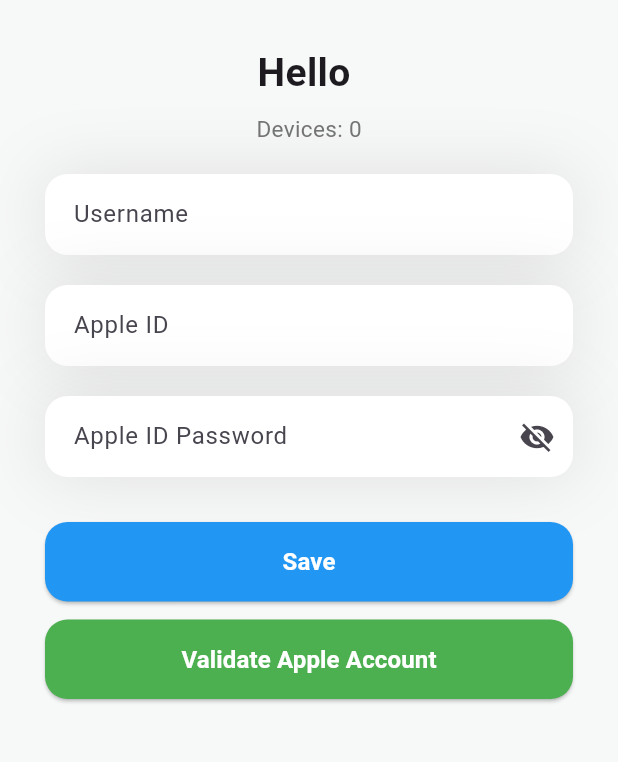
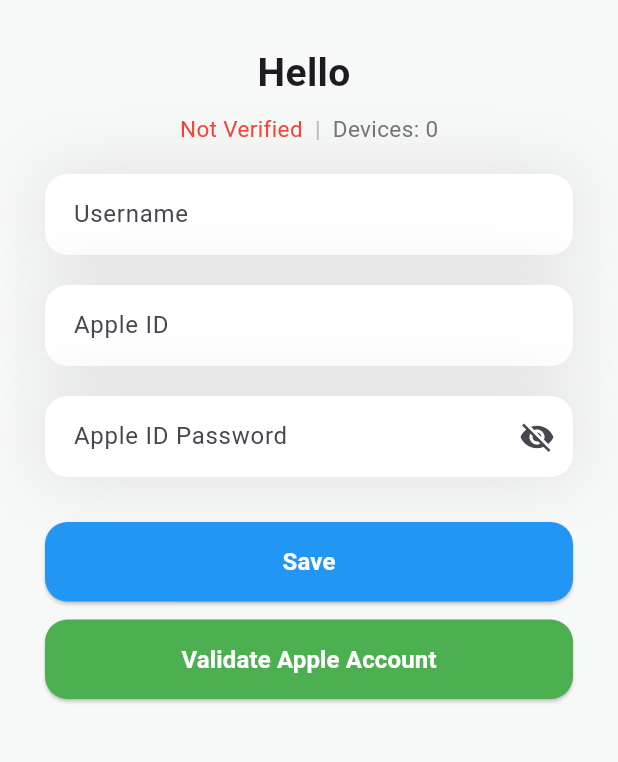
Before and after one commit to carmizadok1235/OpenTag, a Flutter app: the ProfileScreen screen opened directly, on a phone screen of 412 x 824 dp, the part 84-846 px from its top. Run offline on Flutter 3.47's test engine with Material 3 defaults, Android fonts, the phone set to English and light mode, and no system bars; our stand-ins replace dio, flutter_map, latlong2; accounts and stored records are empty; Roboto replaces fonts that are missing (Headline).

Commit message:
Added 'verified' tag on profile screen. Fixed(?) the 2fa pop up bug. Still need to handle errors from the api to popup correctly. Need to auto call verify apple account right after login. Need to add interval call to fetch devices locations.

```diff
--- a/findmyot/lib/providers/auth_provider.dart
+++ b/findmyot/lib/providers/auth_provider.dart
@@ -19,10 +19,18 @@
   AuthProvider({required super.apiService});
 
   User? get user => _user;
+
   // set user(User newUser) {
   //   _user = newUser;
   //   notifyListeners();
   // }
+
+  bool get appleAccountVerified => _appleAccountVerified;
+
+  set appleAccountVerified(bool verified) {
+    _appleAccountVerified = verified;
+    notifyListeners();
+  }
 
   Future<void> refreshUser() async {
     Result result = await apiService.getCurrentUser();
--- a/findmyot/lib/screens/profile_screen.dart
+++ b/findmyot/lib/screens/profile_screen.dart
@@ -116,12 +116,31 @@
               ),
             ),
             const SizedBox(height: 8),
+            Row(
+              mainAxisAlignment: MainAxisAlignment.center,
+              children: [
+                Text(
+                  authProvider.appleAccountVerified ? "Verified" : "Not Verified",
+                  style: TextStyle(
+                    fontSize: 15,
+                    color: authProvider.appleAccountVerified ? Colors.green : Colors.red
+                  ),
+                ),
+                Padding(
+                  padding: const EdgeInsets.symmetric(horizontal: 8),
+                  child: Text(
+                    "|",
+                    style: TextStyle(fontSize: 15, color: Colors.grey[400]),
+                  ),
+                ),
                 Text(
                   "Devices: ${devicesProvider.devices.length}",
                   style: TextStyle(
                     fontSize: 15,
                     color: Colors.grey[600],
                   ),
+                ),
+              ],
             ),
             _buildField(
               controller: _usernameController,
```
Also changed, not shown: findmyot/lib/utils/apple.dart (+6 -4 lines), findmyot/lib/widgets/two_factor_auth_dialog.dart (+12 -0 lines). Lines whose indentation alone changed are shown as unchanged.
